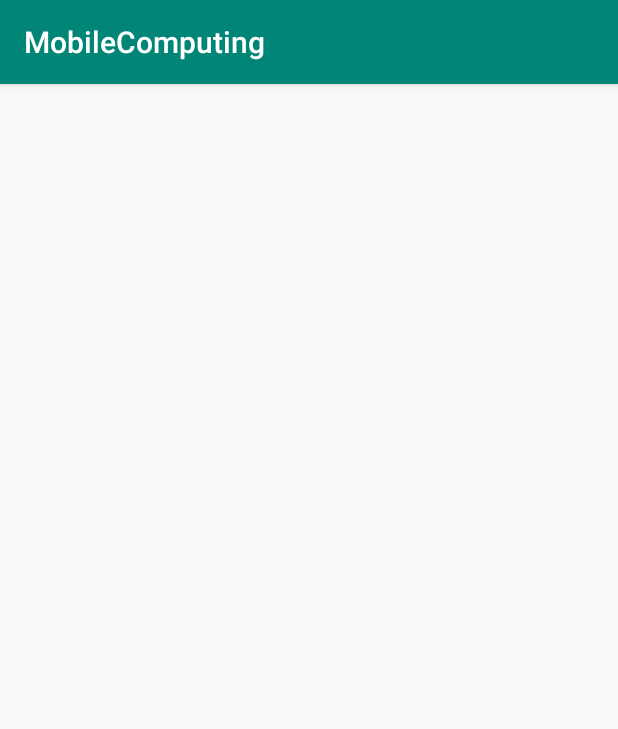
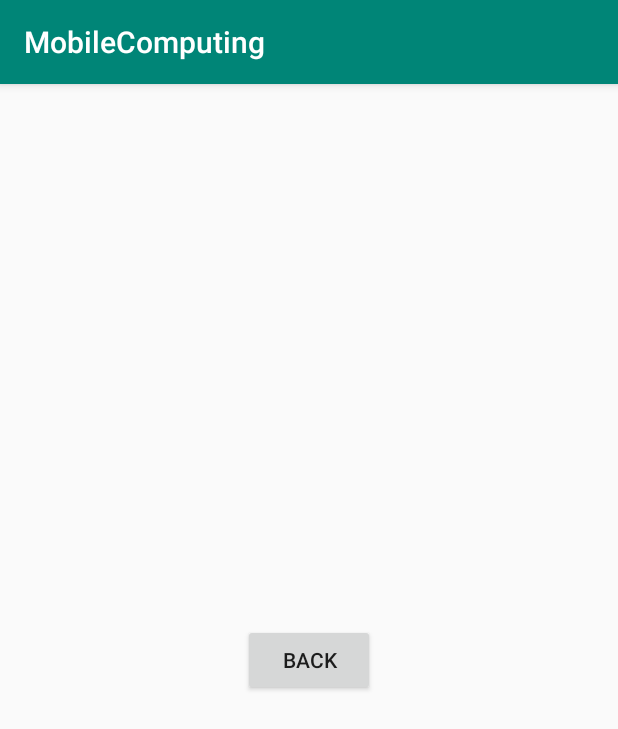
Before and after one commit to samiva/mobilecomputinglab, an Android app: the MapActivity screen opened directly, with no data from a screen before it, on a phone screen of 412 x 824 dp. Shown: the top 729 px of the screen. Run offline under Robolectric (Android 15) with nearby library versions, the phone set to English and light mode, and no system bars.

Commit message:
Finish lab2

```diff
--- a/app/src/main/java/com/example/mobilecomputing/MainActivity.kt
+++ b/app/src/main/java/com/example/mobilecomputing/MainActivity.kt
@@ -25,9 +25,7 @@ class MainActivity : AppCompatActivity() {
                 fab_time.animate().translationY(0F)
             }
         }
-        test_btn.setOnClickListener{
-            val intent = Intent(applicationContext, TimeActivity::class.java)
-        }
+
 
         fab_time.setOnClickListener {
             val intent = Intent(applicationContext, TimeActivity::class.java)
@@ -36,6 +34,7 @@ class MainActivity : AppCompatActivity() {
 
         fab_map.setOnClickListener{
             val intent = Intent(applicationContext, MapActivity::class.java)
+            startActivity(intent)
         }
     }
 }
--- a/app/src/main/java/com/example/mobilecomputing/MapActivity.kt
+++ b/app/src/main/java/com/example/mobilecomputing/MapActivity.kt
@@ -1,12 +1,19 @@
 package com.example.mobilecomputing
 
+import android.content.Intent
 import androidx.appcompat.app.AppCompatActivity
 import android.os.Bundle
+import kotlinx.android.synthetic.main.activity_map.*
 
 class MapActivity : AppCompatActivity() {
 
     override fun onCreate(savedInstanceState: Bundle?) {
         super.onCreate(savedInstanceState)
         setContentView(R.layout.activity_map)
+
+        back_btn.setOnClickListener{
+            val intent = Intent(applicationContext, MainActivity::class.java)
+            startActivity(intent)
+        }
     }
 }
--- a/app/src/main/res/layout/activity_map.xml
+++ b/app/src/main/res/layout/activity_map.xml
@@ -6,4 +6,13 @@
     android:layout_height="match_parent"
     tools:context=".MapActivity">
 
+    <Button
+        android:id="@+id/back_btn"
+        android:layout_width="wrap_content"
+        android:layout_height="wrap_content"
+        android:text="Back"
+        app:layout_constraintBottom_toBottomOf="parent"
+        app:layout_constraintEnd_toEndOf="parent"
+        app:layout_constraintStart_toStartOf="parent"
+        app:layout_constraintTop_toTopOf="parent" />
 </androidx.constraintlayout.widget.ConstraintLayout>
```
Also changed, not shown: app/src/main/java/com/example/mobilecomputing/TimeActivity.kt (+8 -0 lines).
